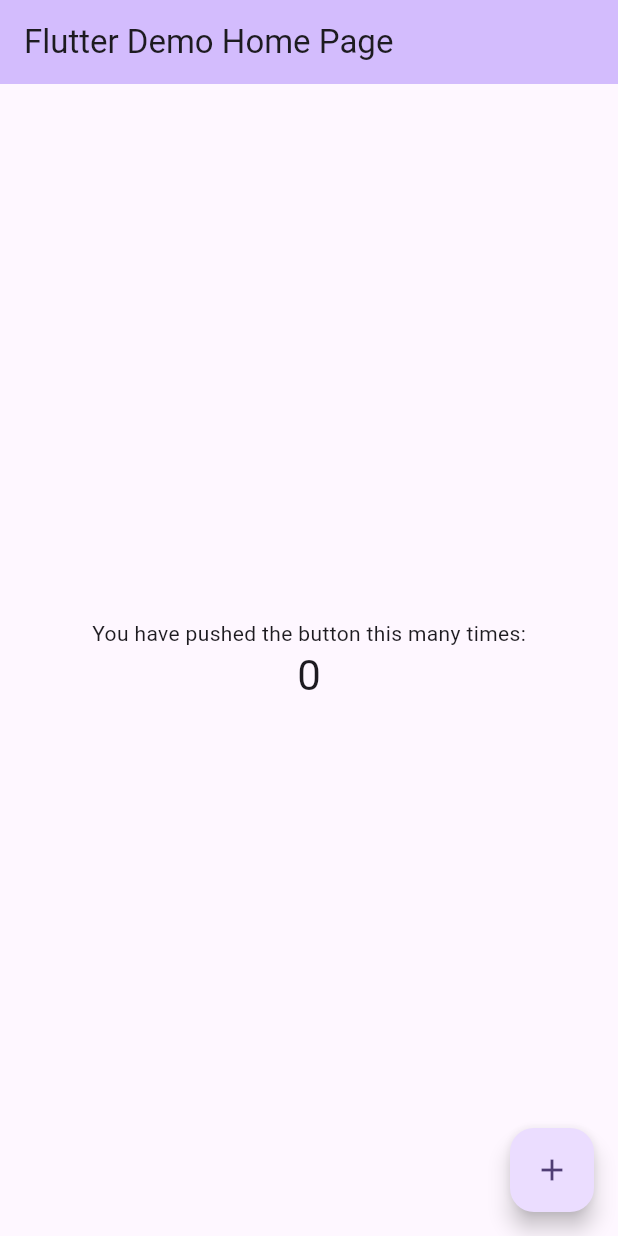
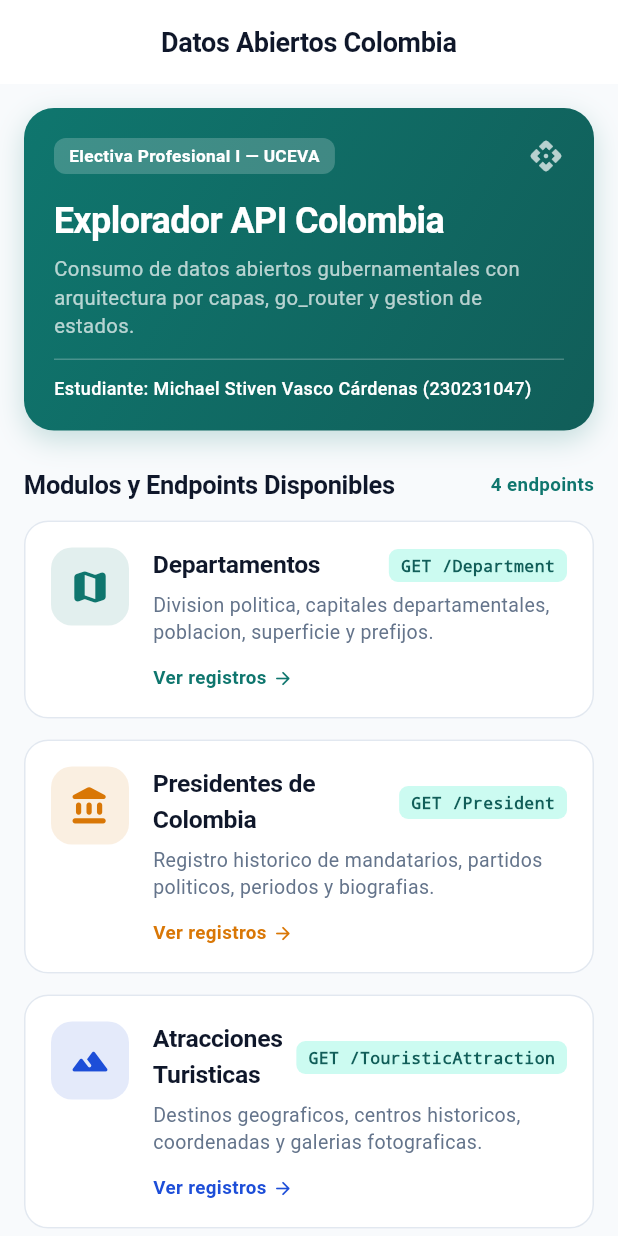
Before and after one commit to BreiK-at/Taller_peticionesHTTP, a Flutter app: the screen it shows after launch, on a phone screen of 412 x 824 dp. Run offline on Flutter 3.47's test engine with Material 3 defaults, Android fonts, the phone set to English and light mode, and no system bars; our stand-ins replace flutter_dotenv, go_router.

Commit message:
feat(routes): configurar navegacion maestro-detalle con go_router y vista de dashboard

```diff
--- a/lib/main.dart
+++ b/lib/main.dart
@@ -1,122 +1,32 @@
 import 'package:flutter/material.dart';
+import 'package:flutter_dotenv/flutter_dotenv.dart';
+import 'config/app_config.dart';
+import 'routes/app_router.dart';
+import 'themes/app_theme.dart';
 
-void main() {
-  runApp(const MyApp());
+Future<void> main() async {
+  WidgetsFlutterBinding.ensureInitialized();
+
+  // Carga de variables de entorno con fallback de seguridad
+  try {
+    await dotenv.load(fileName: ".env");
+  } catch (e) {
+    debugPrint("Advertencia: No se pudo cargar el archivo .env, usando configuracion por defecto: $e");
+  }
+
+  runApp(const TallerPeticionesApp());
 }
 
-class MyApp extends StatelessWidget {
-  const MyApp({super.key});
+class TallerPeticionesApp extends StatelessWidget {
+  const TallerPeticionesApp({super.key});
 
-  // This widget is the root of your application.
   @override
   Widget build(BuildContext context) {
-    return MaterialApp(
-      title: 'Flutter Demo',
-      theme: ThemeData(
-        // This is the theme of your application.
-        //
-        // TRY THIS: Try running your application with "flutter run". You'll see
-        // the application has a purple toolbar. Then, without quitting the app,
-        // try changing the seedColor in the colorScheme below to Colors.green
-        // and then invoke "hot reload" (save your changes or press the "hot
-        // reload" button in a Flutter-supported IDE, or press "r" if you used
-        // the command line to start the app).
-        //
-        // Notice that the counter didn't reset back to zero; the application
-        // state is not lost during the reload. To reset the state, use hot
-        // restart instead.
-        //
-        // This works for code too, not just values: Most code changes can be
-        // tested with just a hot reload.
-        colorScheme: .fromSeed(seedColor: Colors.deepPurple),
-      ),
-      home: const MyHomePage(title: 'Flutter Demo Home Page'),
+    return MaterialApp.router(
+      title: AppConfig.appName,
+      debugShowCheckedModeBanner: false,
+      theme: AppTheme.lightTheme,
+      routerConfig: appRouter,
     );
   }
 }
-
-class MyHomePage extends StatefulWidget {
-  const MyHomePage({super.key, required this.title});
-
-  // This widget is the home page of your application. It is stateful, meaning
-  // that it has a State object (defined below) that contains fields that affect
-  // how it looks.
-
-  // This class is the configuration for the state. It holds the values (in this
-  // case the title) provided by the parent (in this case the App widget) and
-  // used by the build method of the State. Fields in a Widget subclass are
-  // always marked "final".
-
-  final String title;
-
-  @override
-  State<MyHomePage> createState() => _MyHomePageState();
-}
-
-class _MyHomePageState extends State<MyHomePage> {
-  int _counter = 0;
-
-  void _incrementCounter() {
-    setState(() {
-      // This call to setState tells the Flutter framework that something has
-      // changed in this State, which causes it to rerun the build method below
-      // so that the display can reflect the updated values. If we changed
-      // _counter without calling setState(), then the build method would not be
-      // called again, and so nothing would appear to happen.
-      _counter++;
-    });
-  }
-
-  @override
-  Widget build(BuildContext context) {
-    // This method is rerun every time setState is called, for instance as done
-    // by the _incrementCounter method above.
-    //
-    // The Flutter framework has been optimized to make rerunning build methods
-    // fast, so that you can just rebuild anything that needs updating rather
-    // than having to individually change instances of widgets.
-    return Scaffold(
-      appBar: AppBar(
-        // TRY THIS: Try changing the color here to a specific color (to
-        // Colors.amber, perhaps?) and trigger a hot reload to see the AppBar
-        // change color while the other colors stay the same.
-        backgroundColor: Theme.of(context).colorScheme.inversePrimary,
-        // Here we take the value from the MyHomePage object that was created by
-        // the App.build method, and use it to set our appbar title.
-        title: Text(widget.title),
-      ),
-      body: Center(
-        // Center is a layout widget. It takes a single child and positions it
-        // in the middle of the parent.
-        child: Column(
-          // Column is also a layout widget. It takes a list of children and
-          // arranges them vertically. By default, it sizes itself to fit its
-          // children horizontally, and tries to be as tall as its parent.
-          //
-          // Column has various properties to control how it sizes itself and
-          // how it positions its children. Here we use mainAxisAlignment to
-          // center the children vertically; the main axis here is the vertical
-          // axis because Columns are vertical (the cross axis would be
-          // horizontal).
-          //
-          // TRY THIS: Invoke "debug painting" (choose the "Toggle Debug Paint"
-          // action in the IDE, or press "p" in the console), to see the
-          // wireframe for each widget.
-          mainAxisAlignment: .center,
-          children: [
-            const Text('You have pushed the button this many times:'),
-            Text(
-              '$_counter',
-              style: Theme.of(context).textTheme.headlineMedium,
-            ),
-          ],
-        ),
-      ),
-      floatingActionButton: FloatingActionButton(
-        onPressed: _incrementCounter,
-        tooltip: 'Increment',
-        child: const Icon(Icons.add),
-      ),
-    );
-  }
-}
--- /dev/null
+++ b/lib/routes/app_router.dart
@@ -0,0 +1,147 @@
+import 'package:flutter/material.dart';
+import 'package:go_router/go_router.dart';
+import '../models/department_model.dart';
+import '../models/president_model.dart';
+import '../models/touristic_attraction_model.dart';
+import '../models/typical_dish_model.dart';
+import '../views/dashboard_view.dart';
+import '../views/departments/department_detail_view.dart';
+import '../views/departments/department_list_view.dart';
+import '../views/presidents/president_detail_view.dart';
+import '../views/presidents/president_list_view.dart';
+import '../views/attractions/attraction_detail_view.dart';
+import '../views/attractions/attraction_list_view.dart';
+import '../views/dishes/dish_detail_view.dart';
+import '../views/dishes/dish_list_view.dart';
+
+class AppRoutes {
+  static const String dashboard = '/';
+  static const String departments = '/departments';
+  static const String departmentDetail = '/departments/:id';
+  static const String presidents = '/presidents';
+  static const String presidentDetail = '/presidents/:id';
+  static const String attractions = '/attractions';
+  static const String attractionDetail = '/attractions/:id';
+  static const String dishes = '/dishes';
+  static const String dishDetail = '/dishes/:id';
+}
+
+final GoRouter appRouter = GoRouter(
+  initialLocation: AppRoutes.dashboard,
+  routes: [
+    GoRoute(
+      path: AppRoutes.dashboard,
+      name: 'dashboard',
+      builder: (context, state) => const DashboardView(),
+    ),
+
+    // Rutas de Departamentos
+    GoRoute(
+      path: AppRoutes.departments,
+      name: 'departments',
+      builder: (context, state) => const DepartmentListView(),
+      routes: [
+        GoRoute(
+          path: ':id',
+          name: 'department-detail',
+          builder: (context, state) {
+            final id = int.tryParse(state.pathParameters['id'] ?? '0') ?? 0;
+            final extra = state.extra is DepartmentModel ? state.extra as DepartmentModel : null;
+            return DepartmentDetailView(
+              departmentId: id,
+              initialDepartment: extra,
+            );
+          },
+        ),
+      ],
+    ),
+
+    // Rutas de Presidentes
+    GoRoute(
+      path: AppRoutes.presidents,
+      name: 'presidents',
+      builder: (context, state) => const PresidentListView(),
+      routes: [
+        GoRoute(
+          path: ':id',
+          name: 'president-detail',
+          builder: (context, state) {
+            final id = int.tryParse(state.pathParameters['id'] ?? '0') ?? 0;
+            final extra = state.extra is PresidentModel ? state.extra as PresidentModel : null;
+            return PresidentDetailView(
+              presidentId: id,
+              initialPresident: extra,
+            );
+          },
+        ),
+      ],
+    ),
+
+    // Rutas de Atracciones Turísticas
+    GoRoute(
+      path: AppRoutes.attractions,
+      name: 'attractions',
+      builder: (context, state) => const AttractionListView(),
+      routes: [
+        GoRoute(
+          path: ':id',
+          name: 'attraction-detail',
+          builder: (context, state) {
+            final id = int.tryParse(state.pathParameters['id'] ?? '0') ?? 0;
+            final extra = state.extra is TouristicAttractionModel
+                ? state.extra as TouristicAttractionModel
+                : null;
+            return AttractionDetailView(
+              attractionId: id,
+              initialAttraction: extra,
+            );
+          },
+        ),
+      ],
+    ),
+
+    // Rutas de Platos Típicos
+    GoRoute(
+      path: AppRoutes.dishes,
+      name: 'dishes',
+      builder: (context, state) => const DishListView(),
+      routes: [
+        GoRoute(
+          path: ':id',
+          name: 'dish-detail',
+          builder: (context, state) {
+            final id = int.tryParse(state.pathParameters['id'] ?? '0') ?? 0;
+            final extra = state.extra is TypicalDishModel
+                ? state.extra as TypicalDishModel
+                : null;
+            return DishDetailView(
+              dishId: id,
+              initialDish: extra,
+            );
+          },
+        ),
+      ],
+    ),
+  ],
+  errorBuilder: (context, state) => Scaffold(
+    appBar: AppBar(title: const Text('Ruta no encontrada')),
+    body: Center(
+      child: Column(
+        mainAxisSize: MainAxisSize.min,
+        children: [
+          const Icon(Icons.error_outline_rounded, size: 50, color: Colors.red),
+          const SizedBox(height: 16),
+          Text(
+            'La ruta "${state.uri}" no existe.',
+            style: const TextStyle(fontSize: 16),
+          ),
+          const SizedBox(height: 16),
+          ElevatedButton(
+            onPressed: () => context.go(AppRoutes.dashboard),
+            child: const Text('Volver al Inicio'),
+          ),
+        ],
+      ),
+    ),
+  ),
+);
--- /dev/null
+++ b/lib/views/dashboard_view.dart
@@ -0,0 +1,226 @@
+import 'package:flutter/material.dart';
+import 'package:go_router/go_router.dart';
+import '../config/app_config.dart';
+import '../themes/app_theme.dart';
+import '../widgets/dashboard_card_widget.dart';
+
+class DashboardView extends StatelessWidget {
+  const DashboardView({super.key});
+
+  @override
+  Widget build(BuildContext context) {
+    return Scaffold(
+      appBar: AppBar(
+        title: const Text('Datos Abiertos Colombia'),
+      ),
+      body: SingleChildScrollView(
+        padding: const EdgeInsets.symmetric(horizontal: 16.0, vertical: 16.0),
+        child: Column(
+          crossAxisAlignment: CrossAxisAlignment.start,
+          children: [
+            // Banner principal del Dashboard
+            Container(
+              width: double.infinity,
+              padding: const EdgeInsets.all(20.0),
+              decoration: BoxDecoration(
+                gradient: const LinearGradient(
+                  colors: [AppTheme.primary, AppTheme.primaryDark],
+                  begin: Alignment.topLeft,
+                  end: Alignment.bottomRight,
+                ),
+                borderRadius: BorderRadius.circular(20),
+                boxShadow: [
+                  BoxShadow(
+                    color: AppTheme.primary.withValues(alpha: 0.22),
+                    blurRadius: 16,
+                    offset: const Offset(0, 6),
+                  ),
+                ],
+              ),
+              child: Column(
+                crossAxisAlignment: CrossAxisAlignment.start,
+                children: [
+                  Row(
+                    children: [
+                      Container(
+                        padding: const EdgeInsets.symmetric(horizontal: 10, vertical: 4),
+                        decoration: BoxDecoration(
+                          color: Colors.white.withValues(alpha: 0.2),
+                          borderRadius: BorderRadius.circular(8),
+                        ),
+                        child: const Text(
+                          'Electiva Profesional I — UCEVA',
+                          style: TextStyle(
+                            color: Colors.white,
+                            fontSize: 11.5,
+                            fontWeight: FontWeight.w600,
+                          ),
+                        ),
+                      ),
+                      const Spacer(),
+                      const Icon(Icons.api_rounded, color: Colors.white70, size: 24),
+                    ],
+                  ),
+                  const SizedBox(height: 14),
+                  const Text(
+                    'Explorador API Colombia',
+                    style: TextStyle(
+                      color: Colors.white,
+                      fontSize: 24,
+                      fontWeight: FontWeight.bold,
+                      letterSpacing: -0.4,
+                    ),
+                  ),
+                  const SizedBox(height: 6),
+                  const Text(
+                    'Consumo de datos abiertos gubernamentales con arquitectura por capas, go_router y gestion de estados.',
+                    style: TextStyle(
+                      color: Colors.white70,
+                      fontSize: 13.5,
+                      height: 1.4,
+                    ),
+                  ),
+                  const SizedBox(height: 12),
+                  const Divider(color: Colors.white24, height: 1),
+                  const SizedBox(height: 10),
+                  const Text(
+                    'Estudiante: Michael Stiven Vasco Cárdenas (230231047)',
+                    style: TextStyle(
+                      color: Colors.white,
+                      fontSize: 12,
+                      fontWeight: FontWeight.w500,
+                    ),
+                  ),
+                ],
+              ),
+            ),
+            const SizedBox(height: 24),
+
+            // Encabezado de sección
+            Row(
+              children: [
+                const Text(
+                  'Modulos y Endpoints Disponibles',
+                  style: TextStyle(
+                    fontSize: 17,
+                    fontWeight: FontWeight.bold,
+                    color: AppTheme.textPrimary,
+                    letterSpacing: -0.2,
+                  ),
+                ),
+                const Spacer(),
+                Text(
+                  '4 endpoints',
+                  style: TextStyle(
+                    fontSize: 12.5,
+                    fontWeight: FontWeight.w600,
+                    color: AppTheme.primary,
+                  ),
+                ),
+              ],
+            ),
+            const SizedBox(height: 12),
+
+            // 1. Departamentos
+            DashboardCardWidget(
+              title: 'Departamentos',
+              subtitle: 'Division politica, capitales departamentales, poblacion, superficie y prefijos.',
+              endpoint: 'GET /Department',
+              icon: Icons.map_rounded,
+              accentColor: AppTheme.primary,
+              onTap: () => context.push('/departments'),
+            ),
+
+            // 2. Presidentes
+            DashboardCardWidget(
+              title: 'Presidentes de Colombia',
+              subtitle: 'Registro historico de mandatarios, partidos politicos, periodos y biografias.',
+              endpoint: 'GET /President',
+              icon: Icons.account_balance_rounded,
+              accentColor: AppTheme.secondary,
+              onTap: () => context.push('/presidents'),
+            ),
+
+            // 3. Atracciones Turísticas
+            DashboardCardWidget(
+              title: 'Atracciones Turisticas',
+              subtitle: 'Destinos geograficos, centros historicos, coordenadas y galerias fotograficas.',
+              endpoint: 'GET /TouristicAttraction',
+              icon: Icons.landscape_rounded,
+              accentColor: AppTheme.accentBlue,
+              onTap: () => context.push('/attractions'),
+            ),
+
+            // 4. Platos Típicos
+            DashboardCardWidget(
+              title: 'Platos Tipicos',
+              subtitle: 'Gastronomia representativa, ingredientes tradicionales y region de origen.',
+              endpoint: 'GET /TypicalDish',
+              icon: Icons.restaurant_rounded,
+              accentColor: const Color(0xFFB45309),
+              onTap: () => context.push('/dishes'),
+            ),
+
+            const SizedBox(height: 16),
+
+            // Información de configuración de entorno
+            Container(
+              width: double.infinity,
+              padding: const EdgeInsets.all(14),
+              decoration: BoxDecoration(
+                color: Colors.white,
+                borderRadius: BorderRadius.circular(12),
+                border: Border.all(color: AppTheme.border),
+              ),
+              child: Row(
+                children: [
+                  const Icon(Icons.settings_ethernet_rounded, size: 20, color: AppTheme.textSecondary),
+                  const SizedBox(width: 10),
+                  Expanded(
+                    child: Column(
+                      crossAxisAlignment: CrossAxisAlignment.start,
+                      children: [
+                        const Text(
+                          'Variable de Entorno (.env)',
+                          style: TextStyle(
+                            fontSize: 11,
+                            fontWeight: FontWeight.bold,
+                            color: AppTheme.textSecondary,
+                          ),
+                        ),
+                        Text(
+                          AppConfig.apiBaseUrl,
+                          style: const TextStyle(
+                            fontSize: 12,
+                            fontFamily: 'monospace',
+                            color: AppTheme.primary,
+                            fontWeight: FontWeight.w600,
+                          ),
+                        ),
+                      ],
+                    ),
+                  ),
+                  Container(
+                    padding: const EdgeInsets.symmetric(horizontal: 8, vertical: 3),
+                    decoration: BoxDecoration(
+                      color: AppTheme.primaryLight,
+                      borderRadius: BorderRadius.circular(6),
+                    ),
+                    child: const Text(
+                      'Online',
+                      style: TextStyle(
+                        fontSize: 11,
+                        fontWeight: FontWeight.bold,
+                        color: AppTheme.primaryDark,
+                      ),
+                    ),
+                  ),
+                ],
+              ),
+            ),
+          ],
+        ),
+      ),
+    );
+  }
+}
```
